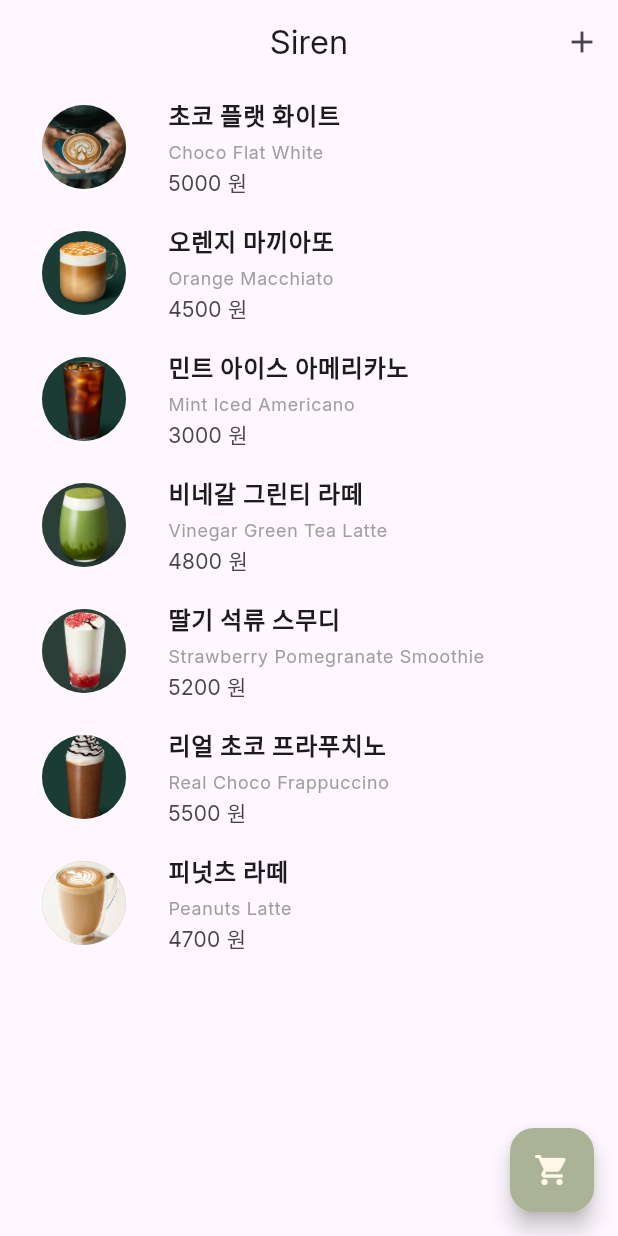
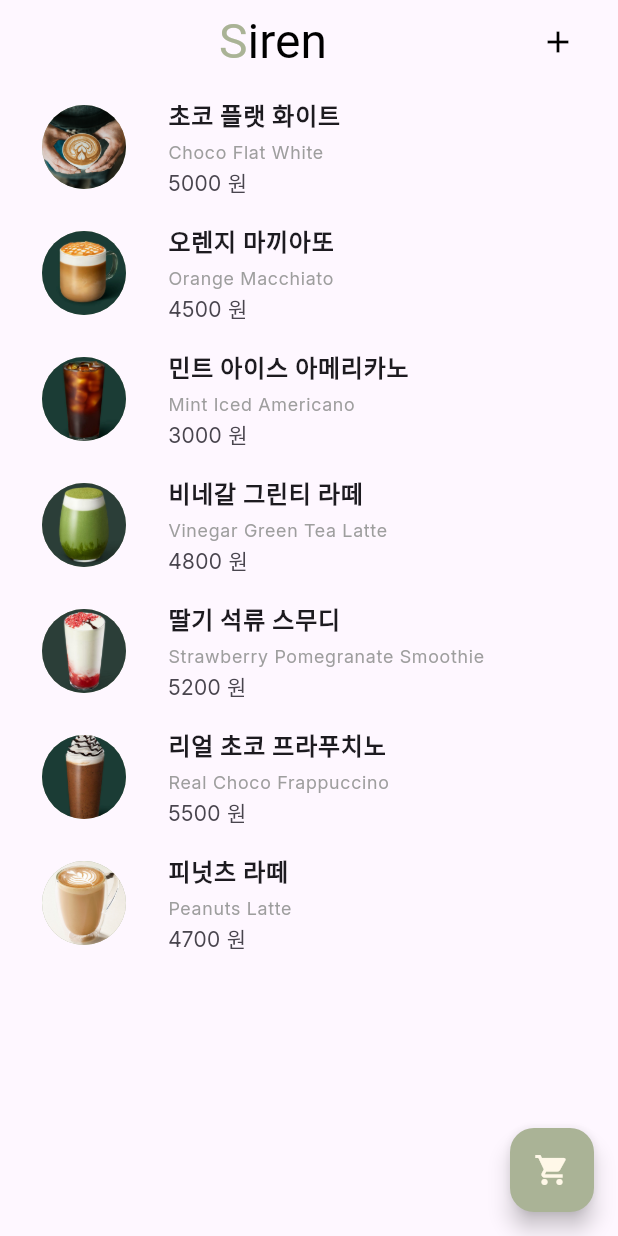
Before and after one commit to Hamiric/SirenOrder_Team4, a Flutter app: the screen it shows after launch, on a phone screen of 412 x 824 dp. Run offline on Flutter 3.47's test engine with Material 3 defaults, Android fonts, the phone set to English and light mode, and no system bars; our stand-ins replace image_picker.

Commit message:
fix: appbar 디폴트에서 sirenappbar로 변경, sirenappbar에서 오타 수정

```diff
--- a/lib/item_detail_page/item_detail_page.dart
+++ b/lib/item_detail_page/item_detail_page.dart
@@ -39,7 +39,7 @@ class _ItemDetailPageState extends State<ItemDetailPage> {
     return Scaffold(
       appBar: SirenAppBar(
         actionIcon: Icons.share_outlined,
-        onAcionPressed: () {},
+        onActionPressed: () {},
       ),
       body: SafeArea(
         child: Column(
--- a/lib/item_detail_page/widget/siren_app_bar.dart
+++ b/lib/item_detail_page/widget/siren_app_bar.dart
@@ -1,12 +1,12 @@
 import 'package:flutter/material.dart';
 
 class SirenAppBar extends StatelessWidget implements PreferredSizeWidget {
-  final VoidCallback? onAcionPressed;
+  final VoidCallback? onActionPressed;
   final IconData? actionIcon;
 
   const SirenAppBar({
     super.key,
-    this.onAcionPressed,
+    this.onActionPressed,
     this.actionIcon, // 기본 아이콘임. AppBar안에 actionIcon: Icons.아이콘이름, /n onActionPressed: (){}, 이렇게 변경해서 사용함
   });
 
@@ -39,7 +39,7 @@ class SirenAppBar extends StatelessWidget implements PreferredSizeWidget {
             ),
             IconButton(
               icon: Icon(actionIcon, color: Colors.black),
-              onPressed: onAcionPressed,
+              onPressed: onActionPressed,
             ),
           ],
         ));
--- a/lib/item_list_page/item_list_page.dart
+++ b/lib/item_list_page/item_list_page.dart
@@ -1,6 +1,7 @@
 import 'dart:io';
 import 'package:flutter/material.dart';
 import 'package:team4_groupproject/drink.dart';
+import 'package:team4_groupproject/item_detail_page/widget/siren_app_bar.dart';
 
 List<Drink> drinkList = [
   Drink(
@@ -80,17 +81,11 @@ class ItemListPage extends StatelessWidget {
     }
 
     return Scaffold(
-      appBar: AppBar(
-        centerTitle: true,
-        title: const Text('Siren'),
-        actions: [
-          IconButton(
-            icon: const Icon(Icons.add),
-            onPressed: () {
-              Navigator.pushNamed(context, '/item_add_page');
-            },
-          ),
-        ],
+      appBar: SirenAppBar(
+        actionIcon: Icons.add, // AppBar의 우측 아이콘 설정
+        onActionPressed: () { // 아이콘 클릭 시 동작 설정
+          Navigator.pushNamed(context, '/item_add_page');
+        },
       ),
       body: ListView.builder(
         itemCount: drinkList.length,
@@ -112,12 +107,12 @@ class ItemListPage extends StatelessWidget {
                     fontWeight: FontWeight.bold,
                   ),
                 ),
-                const SizedBox(height: 4), // 간격 추가
+                const SizedBox(height: 4),
                 Text(
                   drinkList[index].code,
                   style: const TextStyle(
-                    fontSize: 12, // 작은 글씨 크기
-                    color: Colors.grey, // 회색 글씨
+                    fontSize: 12,
+                    color: Colors.grey,
                   ),
                 ),
               ],
```
